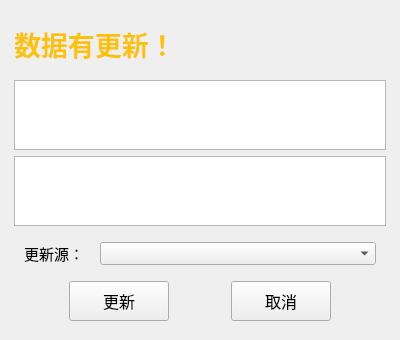
Before: the Qt Designer form resources/ui/UI_NewUpdateWindow.ui in Chr0nixz/Closure, drawn with Qt 5.
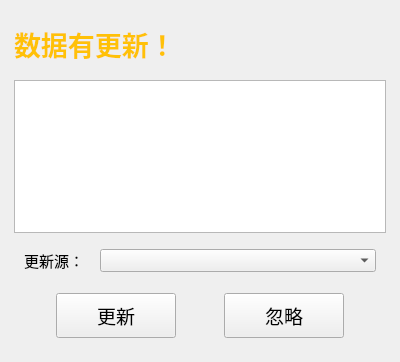
After: the same form once the commit is applied.

What changed in the file:
```diff
--- a/resources/ui/UI_NewUpdateWindow.ui
+++ b/resources/ui/UI_NewUpdateWindow.ui
@@ -7,7 +7,7 @@
     <x>0</x>
     <y>0</y>
     <width>400</width>
-    <height>300</height>
+    <height>362</height>
    </rect>
   </property>
   <property name="windowTitle">
@@ -84,16 +84,9 @@
       </item>
       <item>
        <widget class="QTextEdit" name="textEdit">
-        <property name="readOnly">
-         <bool>true</bool>
-        </property>
-       </widget>
-      </item>
-      <item>
-       <widget class="QPlainTextEdit" name="plainTextEdit">
         <property name="font">
          <font>
-          <pointsize>11</pointsize>
+          <pointsize>10</pointsize>
          </font>
         </property>
         <property name="readOnly">
@@ -219,7 +212,7 @@
         <property name="sizeHint" stdset="0">
          <size>
           <width>20</width>
-          <height>10</height>
+          <height>15</height>
          </size>
         </property>
        </spacer>
@@ -249,13 +242,13 @@
           </property>
           <property name="minimumSize">
            <size>
-            <width>100</width>
-            <height>40</height>
+            <width>120</width>
+            <height>45</height>
            </size>
           </property>
           <property name="font">
            <font>
-            <pointsize>12</pointsize>
+            <pointsize>14</pointsize>
            </font>
           </property>
           <property name="text">
@@ -292,17 +285,17 @@
           </property>
           <property name="minimumSize">
            <size>
-            <width>100</width>
-            <height>40</height>
+            <width>120</width>
+            <height>45</height>
            </size>
           </property>
           <property name="font">
            <font>
-            <pointsize>12</pointsize>
+            <pointsize>14</pointsize>
            </font>
           </property>
           <property name="text">
-           <string>取消</string>
+           <string>忽略</string>
           </property>
           <property name="iconSize">
            <size>
@@ -338,7 +331,7 @@
         <property name="sizeHint" stdset="0">
          <size>
           <width>20</width>
-          <height>10</height>
+          <height>15</height>
          </size>
         </property>
        </spacer>
```
